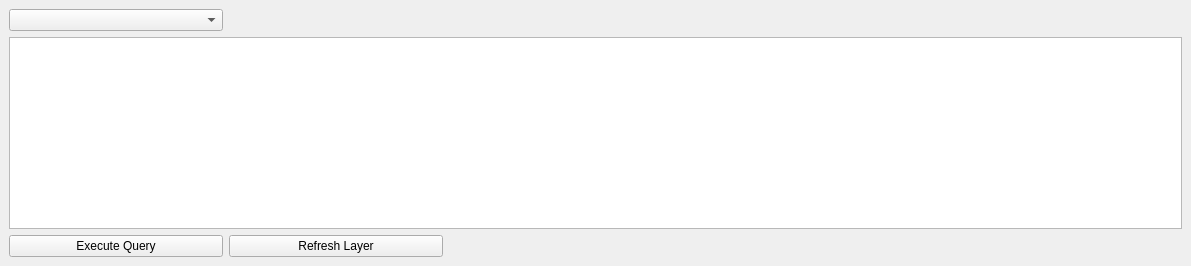
The window that move_layer/move_dockwidget_base.ui (amanzer/move_layer) describes before a commit, drawn with Qt 5.
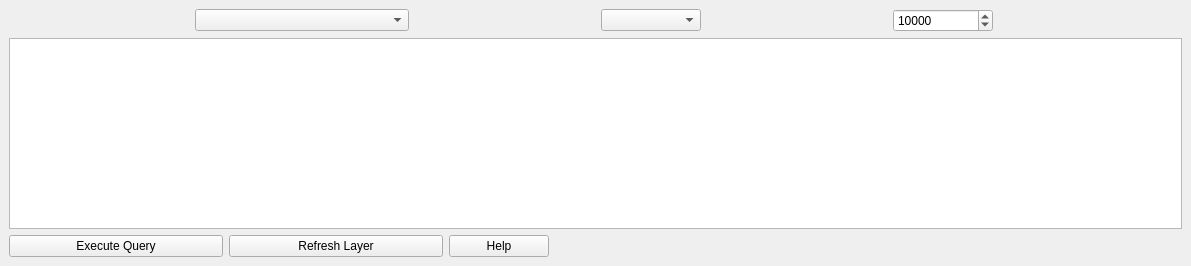
The same window after the commit.

Commit message:
WKB debugging Single core + multicore solution With FPS cap button
-nobjects spinbox not setup yet

What changed in the file:
```diff
--- a/move_layer/move_dockwidget_base.ui
+++ b/move_layer/move_dockwidget_base.ui
@@ -15,6 +15,70 @@
   </property>
   <widget class="QWidget" name="dockWidgetContents">
    <layout class="QGridLayout" name="gridLayout">
+    <item row="0" column="0">
+     <layout class="QHBoxLayout" name="horizontalLayout_1">
+      <item>
+       <widget class="QComboBox" name="combo_database">
+        <property name="sizePolicy">
+         <sizepolicy hsizetype="Fixed" vsizetype="Fixed">
+          <horstretch>0</horstretch>
+          <verstretch>0</verstretch>
+         </sizepolicy>
+        </property>
+        <property name="minimumSize">
+         <size>
+          <width>214</width>
+          <height>0</height>
+         </size>
+        </property>
+       </widget>
+      </item>
+      <item>
+       <widget class="QComboBox" name="combo_fps">
+        <property name="sizePolicy">
+         <sizepolicy hsizetype="Fixed" vsizetype="Fixed">
+          <horstretch>0</horstretch>
+          <verstretch>0</verstretch>
+         </sizepolicy>
+        </property>
+        <property name="minimumSize">
+         <size>
+          <width>100</width>
+          <height>0</height>
+         </size>
+        </property>
+        <property name="currentText">
+         <string>FPS</string>
+        </property>
+       </widget>
+      </item>
+      <item>
+       <widget class="QSpinBox" name="spinbox_integer">
+        <property name="sizePolicy">
+         <sizepolicy hsizetype="Fixed" vsizetype="Fixed">
+          <horstretch>0</horstretch>
+          <verstretch>0</verstretch>
+         </sizepolicy>
+        </property>
+        <property name="minimumSize">
+         <size>
+          <width>100</width>
+          <height>0</height>
+         </size>
+        </property>
+        <property name="minimum">
+         <number>0</number>
+        </property>
+        <property name="maximum">
+         <number>50000</number>
+        </property>
+        <property name="value">
+         <number>10000</number>
+        </property>
+       </widget>
+      </item>
+     </layout>
+    </item>
     <item row="1" column="0">
      <widget class="QPlainTextEdit" name="input_text">
       <property name="enabled">
@@ -80,6 +144,28 @@
         </property>
        </widget>
       </item>
+      <item>
+       <widget class="QPushButton" name="button_help">
+        <property name="sizePolicy">
+         <sizepolicy hsizetype="Fixed" vsizetype="Fixed">
+          <horstretch>0</horstretch>
+          <verstretch>0</verstretch>
+         </sizepolicy>
+        </property>
+        <property name="minimumSize">
+         <size>
+          <width>100</width>
+          <height>0</height>
+         </size>
+        </property>
+        <property name="text">
+         <string>Help</string>
+        </property>
+        <property name="autoDefault">
+         <bool>true</bool>
+        </property>
+       </widget>
+      </item>
       <item>
        <spacer name="horizontalSpacer">
         <property name="orientation">
@@ -95,22 +181,6 @@
       </item>
      </layout>
     </item>
-    <item row="0" column="0">
-     <widget class="QComboBox" name="combo_database">
-      <property name="sizePolicy">
-       <sizepolicy hsizetype="Fixed" vsizetype="Fixed">
-        <horstretch>0</horstretch>
-        <verstretch>0</verstretch>
-       </sizepolicy>
-      </property>
-      <property name="minimumSize">
-       <size>
-        <width>214</width>
-        <height>0</height>
-       </size>
-      </property>
-     </widget>
-    </item>
    </layout>
   </widget>
  </widget>
```
The commit also changes 6 other files.
